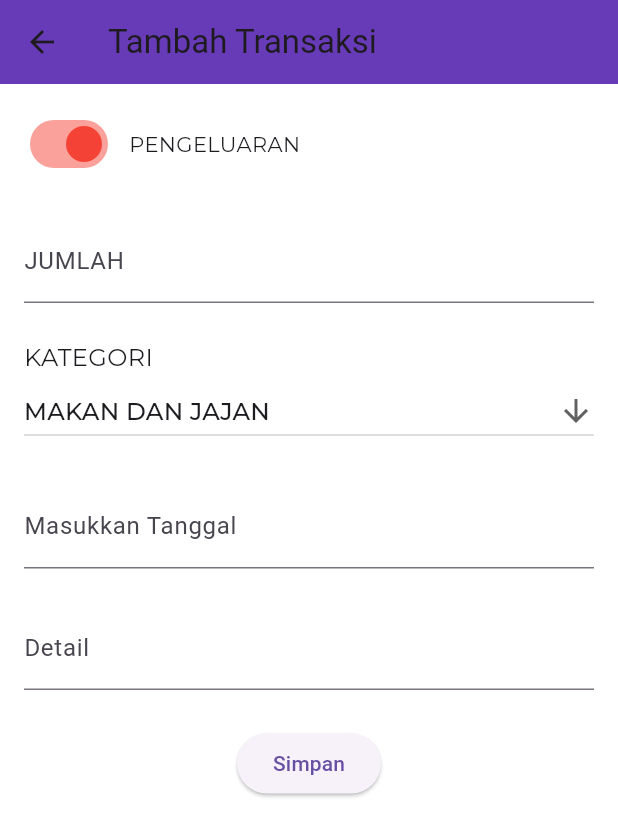
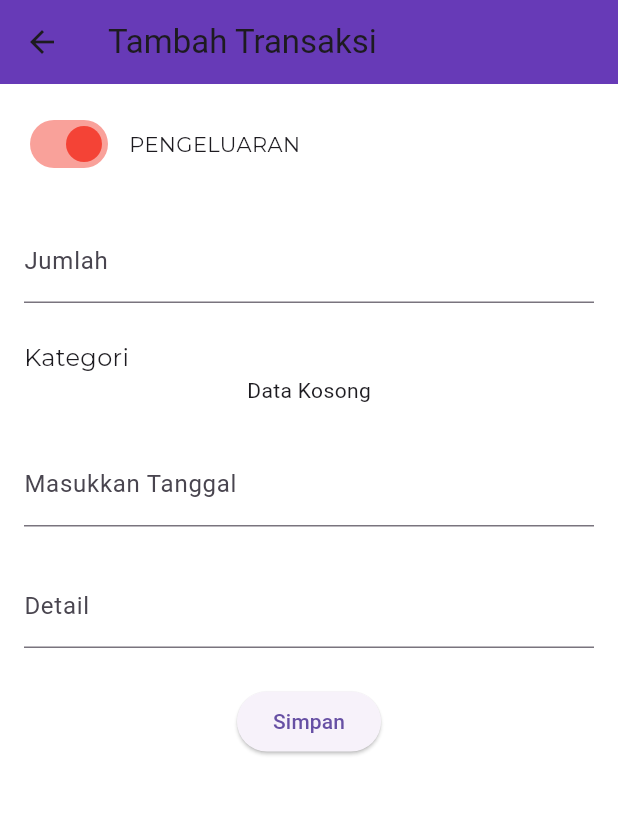
Before and after one commit to Zammil00/catat_uang, a Flutter app: the TransactionPage screen opened directly, after a tap on "Simpan", on a phone screen of 412 x 824 dp. Shown: the top 836 px of the screen. Run offline on Flutter 3.47's test engine with Material 3 defaults, Android fonts, the phone set to English and light mode, and no system bars; our stand-ins replace drift, google_fonts, lottie; missing offline and left inert: calendar_appbar, sqlite3; accounts and stored records are empty; generated files the repository leaves out were written again.

Commit message:
Update CRUD Transaction

```diff
--- a/lib/pages/transaction_page.dart
+++ b/lib/pages/transaction_page.dart
@@ -1,3 +1,5 @@
+import 'package:catat_uang/models/category.dart';
+import 'package:catat_uang/models/database.dart';
 import 'package:flutter/material.dart';
 import 'package:google_fonts/google_fonts.dart';
 import 'package:intl/intl.dart';
@@ -10,12 +12,22 @@ class TransactionPage extends StatefulWidget {
 }
 
 class _TransactionPageState extends State<TransactionPage> {
+  final AppDatabase database = AppDatabase();
   bool isExpanse = true;
 
   List<String> list = ['MAKAN DAN JAJAN', 'BENSIN', 'KUOTA', 'LISTRIK'];
   late String dropDownValue = list.first;
 
+  TextEditingController amountController = TextEditingController();
   TextEditingController dateController = TextEditingController();
+  TextEditingController detailController = TextEditingController();
+
+  Future insert(
+      int amount, DateTime date, String nameDetail, int categoryId) async {}
+
+  Future<List<Category>> getAllCategory(int type) async {
+    return await database.getAllCategoryRepo(type);
+  }
 
   @override
   Widget build(BuildContext context) {
@@ -61,9 +73,10 @@ class _TransactionPageState extends State<TransactionPage> {
             Padding(
               padding: const EdgeInsets.symmetric(horizontal: 16),
               child: TextFormField(
+                controller: amountController,
                 keyboardType: TextInputType.number,
                 decoration: InputDecoration(
-                    border: UnderlineInputBorder(), labelText: "JUMLAH"),
+                    border: UnderlineInputBorder(), labelText: "Jumlah"),
               ),
             ),
             SizedBox(
@@ -72,19 +85,31 @@ class _TransactionPageState extends State<TransactionPage> {
             Padding(
               padding: const EdgeInsets.symmetric(horizontal: 16),
               child: Text(
-                'KATEGORI',
+                'Kategori',
                 style: GoogleFonts.montserrat(
                   fontSize: 16,
                 ),
               ),
             ),
-            Padding(
+            FutureBuilder<List<Category>>(
+                future: getAllCategory(2),
+                builder: (context, snapshot) {
+                  if (snapshot.connectionState == ConnectionState.waiting) {
+                    return Center(
+                      child: CircularProgressIndicator(),
+                    );
+                  } else {
+                    if (snapshot.hasData) {
+                      if (snapshot.data!.length > 0) {
+                        print(snapshot.toString());
+                        return Padding(
                           padding: const EdgeInsets.symmetric(horizontal: 16),
                           child: DropdownButton<String>(
                               value: dropDownValue,
                               isExpanded: true,
                               icon: Icon(Icons.arrow_downward),
-                  items: list.map<DropdownMenuItem<String>>((String value) {
+                              items: list.map<DropdownMenuItem<String>>(
+                                  (String value) {
                                 return DropdownMenuItem<String>(
                                   value: value,
                                   child: Text(
@@ -96,13 +121,25 @@ class _TransactionPageState extends State<TransactionPage> {
                                 );
                               }).toList(),
                               onChanged: (String? value) {}),
-            ),
+                        );
+                      } else {
+                        return Center(
+                          child: Text('Data Kosong'),
+                        );
+                      }
+                    } else {
+                      return Center(
+                        child: Text('Tidak Ada Data'),
+                      );
+                    }
+                  }
+                }),
             SizedBox(
               height: 25,
             ),
             Padding(
               padding: const EdgeInsets.symmetric(horizontal: 16),
-              child: TextField(
+              child: TextFormField(
                 readOnly: true,
                 controller: dateController,
                 decoration: InputDecoration(labelText: "Masukkan Tanggal"),
@@ -128,6 +165,7 @@ class _TransactionPageState extends State<TransactionPage> {
             Padding(
               padding: const EdgeInsets.symmetric(horizontal: 16),
               child: TextFormField(
+                controller: detailController,
                 decoration: InputDecoration(
                     border: UnderlineInputBorder(), labelText: "Detail"),
               ),
@@ -136,7 +174,13 @@ class _TransactionPageState extends State<TransactionPage> {
               height: 25,
             ),
             Center(
-              child: ElevatedButton(onPressed: () {}, child: Text("Simpan")),
+              child: ElevatedButton(
+                  onPressed: () {
+                    print('amount :' + amountController.text);
+                    print('date :' + dateController.text);
+                    print('detail :' + detailController.text);
+                  },
+                  child: Text("Simpan")),
             ),
           ],
         )),
```
Lines whose indentation alone changed are shown as unchanged.
